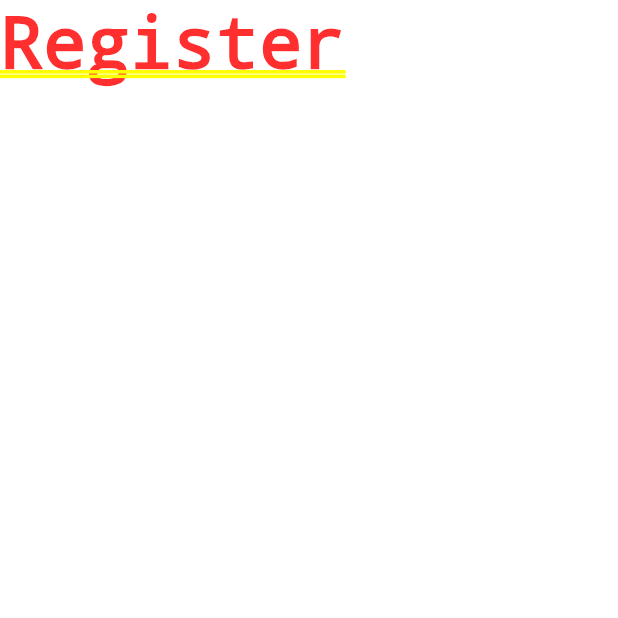
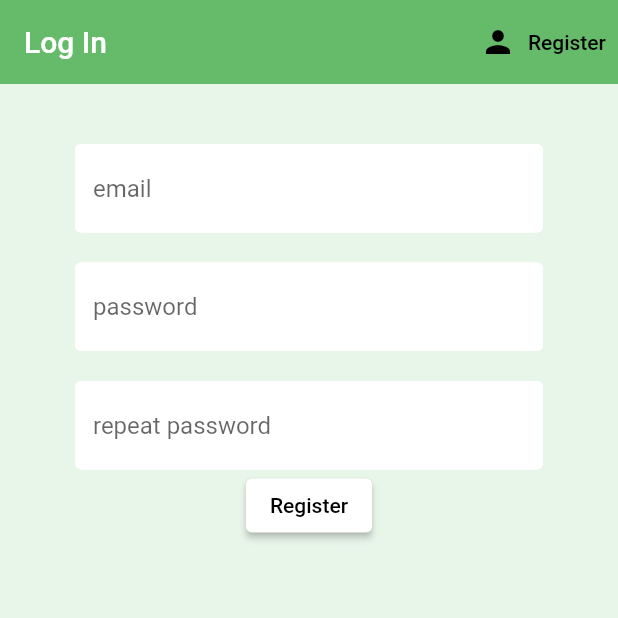
Before and after one commit to MasterCoookie/macibol_app, a Flutter app: the screen it shows after launch, after a tap on "SignIn", after a tap on "Register", on a phone screen of 412 x 824 dp, the top half of it. Run offline on Flutter 3.47's test engine with Material 2 defaults, Android fonts, the light colour scheme and no system bars; our stand-ins replace firebase_auth, firebase_core; accounts and stored records are empty.

Commit message:
register+login

```diff
--- a/lib/screens/authenticate/login.dart
+++ b/lib/screens/authenticate/login.dart
@@ -56,9 +56,10 @@ class _LoginState extends State<Login> {
               SizedBox(height: 20),
               TextFormField(
                 decoration: textInputDecor.copyWith(hintText: 'password'),
+                obscureText: true,
                 validator: (val) => (val.length < 8) ? 'Enter valid password' : null,
                 onChanged: (val) {
-                  setState(() => email = val);
+                  setState(() => password = val);
                 },
               ),
               ElevatedButton(
@@ -66,8 +67,7 @@ class _LoginState extends State<Login> {
                 style: ButtonStyle(backgroundColor: MaterialStateProperty.all(Colors.white)),
                 onPressed: () async {
                   if(_formKey.currentState.validate()) {
-                    // TODO - actual sign in
-                    dynamic result = await _auth.signInAnon();
+                    dynamic result = await _auth.loginWithEmailPwd(email, password);
                     if(result == null) {
                       print('err');
                     }
--- a/lib/screens/authenticate/register.dart
+++ b/lib/screens/authenticate/register.dart
@@ -1,4 +1,6 @@
 import 'package:flutter/material.dart';
+import 'package:macibol/constants.dart';
+import 'package:macibol/services/auth.dart';
 
 class Register extends StatefulWidget {
 
@@ -10,8 +12,76 @@ class Register extends StatefulWidget {
 }
 
 class _RegisterState extends State<Register> {
+
+  final _formKey = GlobalKey<FormState>();
+
+  final AuthService _auth = AuthService();
+
+  String email;
+  String password;
+
   @override
   Widget build(BuildContext context) {
-    return Text('Register');
+    return Scaffold(
+      backgroundColor: Colors.green[50],
+      appBar: AppBar(
+        backgroundColor: Colors.green[400],
+        elevation: 0,
+        title: Text('Log In'),
+        actions: <Widget>[
+          TextButton.icon(
+            icon: Icon(Icons.person, color: Colors.black),
+            label: Text('Register', style: TextStyle(color: Colors.black)),
+            onPressed: () { widget.toggleViewFun(); },
+          )
+        ],
+      ),
+      body: Container(
+        padding: EdgeInsets.symmetric(vertical: 20, horizontal: 50),
+        child: Form(
+          key: _formKey,
+          child: Column(
+            children: <Widget>[
+              SizedBox(height: 20),
+              TextFormField(
+                decoration: textInputDecor.copyWith(hintText: 'email'),
+                validator: (val) => val.isEmpty ? 'Enter an email' : null,
+                onChanged: (val) {
+                  setState(() => email = val);
+                },
+              ),
+              SizedBox(height: 20),
+              TextFormField(
+                decoration: textInputDecor.copyWith(hintText: 'password'),
+                validator: (val) => (val.length < 8) ? 'Enter valid password' : null,
+                obscureText: true,
+                onChanged: (val) {
+                  setState(() => password = val);
+                },
+              ),
+              SizedBox(height: 20),
+              TextFormField(
+                decoration: textInputDecor.copyWith(hintText: 'repeat password'),
+                validator: (val) => (val != password) ? 'Passwords don\'t match' : null,
+                obscureText: true,
+                onChanged: (val) {}
+              ),
+              ElevatedButton(
+                child: Text('Register', style: TextStyle(color: Colors.black)),
+                style: ButtonStyle(backgroundColor: MaterialStateProperty.all(Colors.white)),
+                onPressed: () async {
+                  if(_formKey.currentState.validate()) {
+                    dynamic result = await _auth.registerWithEmailPwd(email, password);
+                    if(result == null) {
+                      print('err');
+                    }
+                  }
+                },
+              )
+            ],
+          ),
+        ),
+      )
+    );
   }
 }
```
